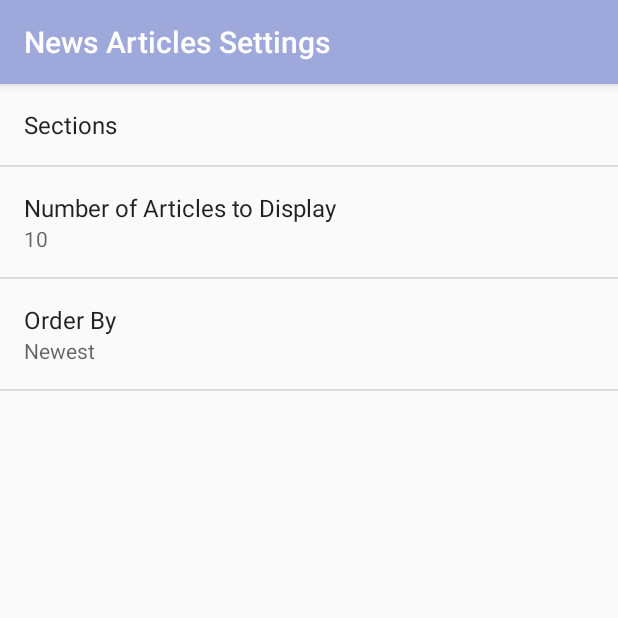
After one commit to talikanevski/NewsApp1, an Android app: the SettingsActivity screen opened directly, with no data from a screen before it, on a phone screen of 412 x 824 dp, the top half of it. The commit adds this screen. Run offline under Robolectric (Android 15) with nearby library versions, the phone set to English and light mode, and no system bars.

Commit message:
Addind  Preferences

```diff
--- a/app/src/main/java/com/example/com/newsapp1/NewsAdapter.java
+++ b/app/src/main/java/com/example/com/newsapp1/NewsAdapter.java
@@ -59,7 +59,7 @@ public class NewsAdapter extends ArrayAdapter<News> {
 
         /** Some of the articles have the author's name in the and of the article,
          * so I've decided to remove it**/
-        if (currentArticle.getTitle().contains(currentArticle.getAuthor())) {
+        if (currentArticle.getTitle().contains(currentArticle.getAuthor()) && currentArticle.getAuthor()!= "") {
             String[] parts = currentArticle.getTitle().split(currentArticle.getAuthor());
 
             titleTextView.setText(removeTheLastCharacter(parts[0]));
--- /dev/null
+++ b/app/src/main/java/com/example/com/newsapp1/SettingsActivity.java
@@ -0,0 +1,71 @@
+package com.example.com.newsapp1;
+
+import android.content.SharedPreferences;
+import android.os.Bundle;
+import android.preference.ListPreference;
+import android.preference.Preference;
+import android.preference.PreferenceFragment;
+import android.preference.PreferenceManager;
+import android.support.v7.app.AppCompatActivity;
+
+public class SettingsActivity extends AppCompatActivity {
+
+    @Override
+    protected void onCreate(Bundle savedInstanceState) {
+        super.onCreate(savedInstanceState);
+        setContentView(R.layout.settings_activity);
+    }
+
+    public static class NewsPreferenceFragment extends PreferenceFragment implements Preference.OnPreferenceChangeListener {
+
+        @Override
+        public void onCreate(Bundle savedInstanceState) {
+            super.onCreate(savedInstanceState);
+            addPreferencesFromResource(R.xml.settings_main);
+
+            Preference numberOfArticlesToDisplay = findPreference(getString(R.string.settings_number_of_articles_key));
+            bindPreferenceSummaryToValue(numberOfArticlesToDisplay);
+
+            Preference orderBy = findPreference(getString(R.string.settings_order_by_key));
+            bindPreferenceSummaryToValue(orderBy);
+        }
+
+        @Override
+        public boolean onPreferenceChange(Preference preference, Object value) {
+            // The code in this method takes care of updating the displayed preference summary
+            // after it has been changed
+            String stringValue = value.toString();
+            if (preference instanceof ListPreference) {
+                ListPreference listPreference = (ListPreference) preference;
+                int prefIndex = listPreference.findIndexOfValue(stringValue);
+                if (prefIndex >= 0) {
+                    CharSequence[] labels = listPreference.getEntries();
+                    preference.setSummary(labels[prefIndex]);
+                }
+            } else {
+                preference.setSummary(stringValue);
+            }
+            return true;
+        }
+
+
+
+        /**
+         * This method takes in a Preference as its parameter,
+         * and we use setOnPreferenceChangeListener to set
+         * the current EarthquakePreferenceFragment instance
+         * to listen for changes to the preference we pass in using:
+         * <p>
+         * preference.setOnPreferenceChangeListener(this);
+         **/
+        private void bindPreferenceSummaryToValue(Preference preference) {
+            preference.setOnPreferenceChangeListener(this);
+            /**We read the current value of the preference stored in the SharedPreferences on the device,
+             * and display that in the preference summary
+             * (so that the user can see the current value of the preference): **/
+            SharedPreferences preferences = PreferenceManager.getDefaultSharedPreferences(preference.getContext());
+            String preferenceString = preferences.getString(preference.getKey(), "");
+            onPreferenceChange(preference, preferenceString);
+        }
+    }
+}
--- /dev/null
+++ b/app/src/main/res/values/arrays.xml
@@ -0,0 +1,36 @@
+<?xml version="1.0" encoding="utf-8"?>
+<resources>
+    <string-array name="settings_order_by_labels">
+        <item>@string/settings_order_by_newest_label</item>
+        <item>@string/settings_order_by_oldest_label</item>
+    </string-array>
+
+    <string-array name="settings_order_by_values">
+        <item>@string/settings_order_by_newest_value</item>
+        <item>@string/settings_order_by_oldest_value</item>
+    </string-array>
+
+    <string-array name="sections_names">
+        <item>US news</item>
+        <item>World news</item>
+        <item>technology</item>
+        <item>Business</item>
+        <item>Society</item>
+        <item>Culture</item>
+        <item>Science</item>
+        <item>Lifestyle</item>
+        <item>Environment</item>
+    </string-array>
+
+    <string-array name="sections_values">
+        <item>US news</item>
+        <item>World news</item>
+        <item>technology</item>
+        <item>Business</item>
+        <item>Society</item>
+        <item>Culture</item>
+        <item>Science</item>
+        <item>Lifestyle</item>
+        <item>Environment</item>
+    </string-array>
+</resources>
--- a/app/src/main/res/values/strings.xml
+++ b/app/src/main/res/values/strings.xml
@@ -1,6 +1,31 @@
 <resources>
-    <string name="app_name">News App 1</string>
+    <string name="app_name">News App</string>
     <string name="no_internet">No internet connection</string>
-    <string name="no_news">No News articles found</string>
+    <string name="no_news">No News updates available, please reload the app or check after some time...</string>
+    <string name="settings_menu_item">Settings</string>
+    <string name="settings_title">News Articles Settings</string>
+
+    <string name="settings_number_of_articles_label">Number of Articles to Display</string>
+    <string name="settings_number_of_articles_key" translatable="false">number_of_articles</string>
+    <string name="settings_number_of_articles_default" translatable="false">10</string>
+
+    <!-- Strings For Order-By Preference [CHAR LIMIT=30] -->
+    <string name="settings_order_by_label">Order By</string>
+    <string name="settings_order_by_key" translatable="false">order_by</string>
+    <string name="settings_order_by_default" translatable="false">newest</string>
+
+    <!-- Label for order-by most recent (newest) option [CHAR LIMIT=20] -->
+    <string name="settings_order_by_newest_label">Newest</string>
+    <string name="settings_order_by_newest_value" translatable="false">newest</string>
+
+    <!-- Label for order-by oldest option [CHAR LIMIT=20] -->
+    <string name="settings_order_by_oldest_label">Oldest</string>
+    <string name="settings_order_by_oldest_value" translatable="false">oldest</string>
+
+
+    <string name="select_sections">Select Sections you are interested in</string>
+    <string name="sections">Sections</string>
+    <string name="sections_prefs_key">list_key</string>
+
 
 </resources>
--- a/app/src/main/res/values/styles.xml
+++ b/app/src/main/res/values/styles.xml
@@ -1,7 +1,7 @@
 <resources>
 
     <!-- Base application theme. -->
-    <style name="AppTheme" parent="Theme.AppCompat.Light.NoActionBar">
+    <style name="AppTheme" parent="Theme.AppCompat.Light.DarkActionBar">
         <!-- Customize your theme here. -->
         <item name="colorPrimary">@color/colorPrimary</item>
         <item name="colorPrimaryDark">@color/colorPrimaryDark</item>
--- /dev/null
+++ b/app/src/main/res/xml/settings_main.xml
@@ -0,0 +1,33 @@
+<?xml version="1.0" encoding="utf-8"?>
+<PreferenceScreen
+    xmlns:android="http://schemas.android.com/apk/res/android"
+    android:title="@string/settings_title">
+
+    <MultiSelectListPreference
+        android:dialogTitle="@string/select_sections"
+        android:entries="@array/sections_names"
+        android:entryValues="@array/sections_values"
+        android:key="@string/sections_prefs_key"
+        android:title="@string/sections" />
+
+    <EditTextPreference
+        android:defaultValue="@string/settings_number_of_articles_default"
+        android:inputType="numberDecimal"
+        android:key="@string/settings_number_of_articles_key"
+        android:selectAllOnFocus="true"
+        android:title="@string/settings_number_of_articles_label" />
+
+    <ListPreference
+        android:defaultValue="@string/settings_order_by_default"
+        android:entries="@array/settings_order_by_labels"
+        android:entryValues="@array/settings_order_by_values"
+        android:key="@string/settings_order_by_key"
+        android:title="@string/settings_order_by_label" />
+
+    <!--<ListPreference     android:title="Order by"-->
+        <!--android:summary="Select the order of articles you prefer"-->
+        <!--android:key="orderBy"-->
+        <!--android:defaultValue="1"-->
+        <!--android:entries="@array/listArray2"-->
+        <!--android:entryValues="@array/listValues2" />-->
+</PreferenceScreen>
```
Also changed, not shown: app/src/main/AndroidManifest.xml (+8 -0 lines), app/src/main/java/com/example/com/newsapp1/MainActivity.java (+72 -4 lines), app/src/main/java/com/example/com/newsapp1/QueryUtils.java (+13 -2 lines), app/src/main/res/layout/settings_activity.xml (added, +10 -0 lines), app/src/main/res/menu/main.xml (added, +8 -0 lines).
